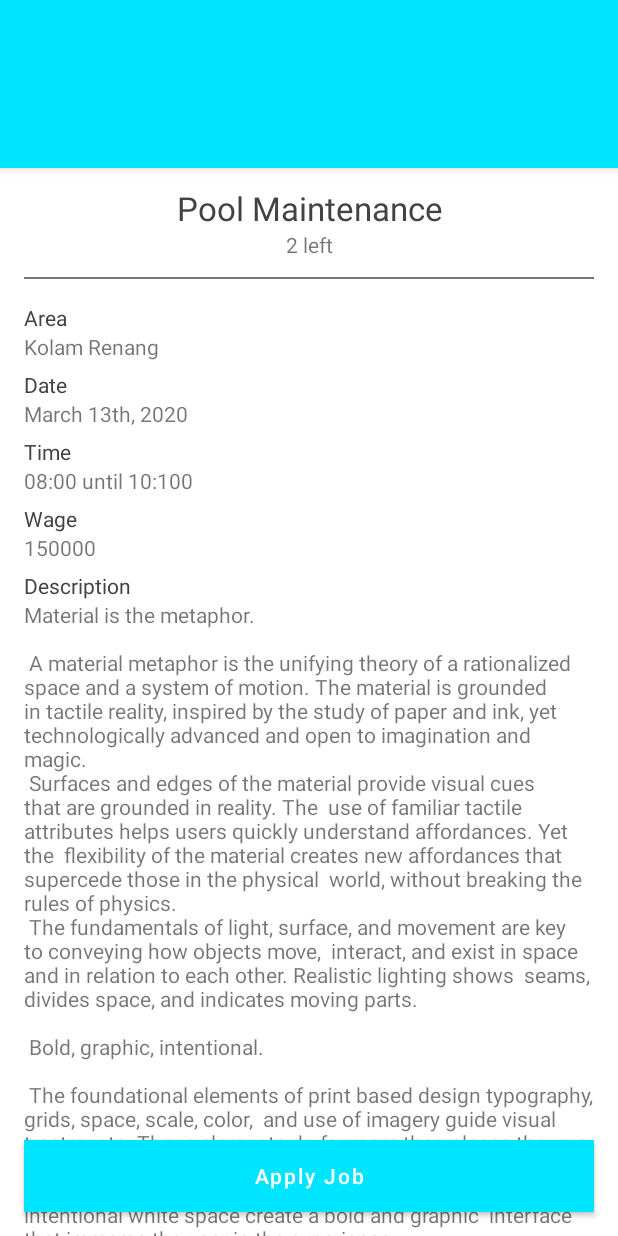
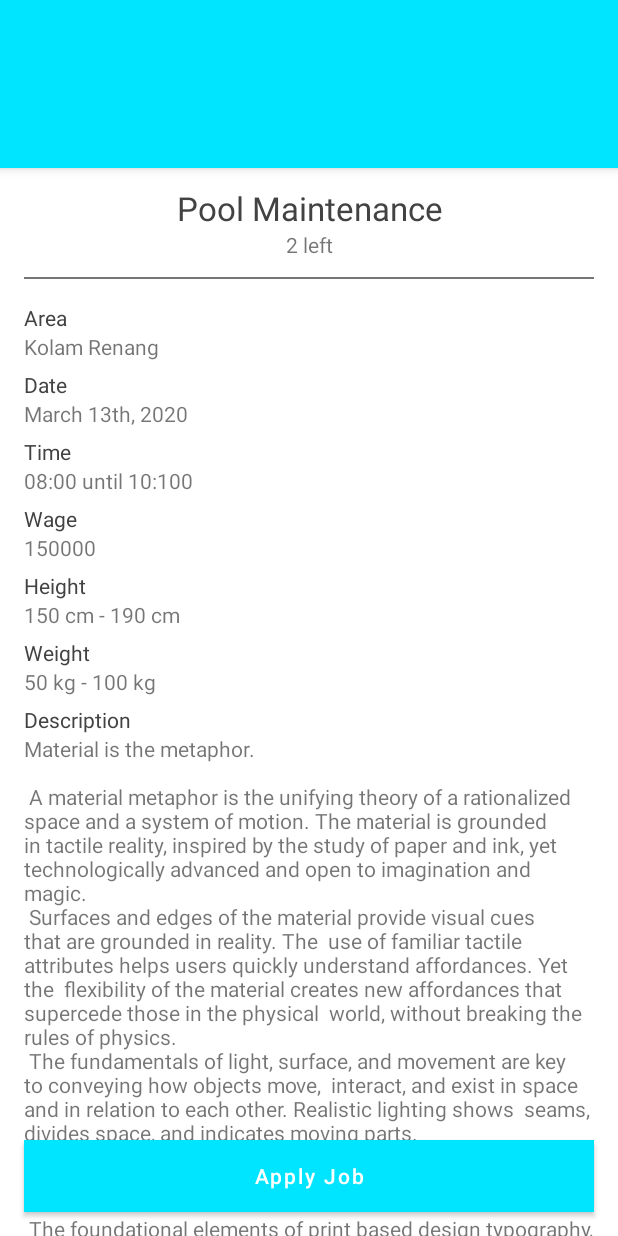
Before and after one commit to hakivin/partimer-client-kotlin, an Android app: the layout activity_job_detail.xml on its own in the app's theme, with its tools: preview values and no code run, on a phone screen of 412 x 824 dp. Run offline under Robolectric (Android 15) with nearby library versions, the phone set to English and light mode, and no system bars.

Commit message:
add job detail

```diff
--- a/app/src/main/java/com/szechuanstudio/kolegahotel/ui/job/JobDetailPresenter.kt
+++ b/app/src/main/java/com/szechuanstudio/kolegahotel/ui/job/JobDetailPresenter.kt
@@ -16,7 +16,7 @@ class JobDetailPresenter(private val view: JobDetailView,
         api.applyJob(idJob, PreferenceUtils.getToken(context))
             .enqueue(object : Callback<ResponseBody>{
                 override fun onFailure(call: Call<ResponseBody>, t: Throwable) {
-                    view.reject(t.message)
+                    view.error(t.message)
                 }
 
                 override fun onResponse(
@@ -26,7 +26,7 @@ class JobDetailPresenter(private val view: JobDetailView,
                     if (response.isSuccessful)
                         view.success()
                     else
-                        view.reject(response.code().toString())
+                        view.reject()
                 }
             })
     }
--- a/app/src/main/java/com/szechuanstudio/kolegahotel/ui/job/JobDetailView.kt
+++ b/app/src/main/java/com/szechuanstudio/kolegahotel/ui/job/JobDetailView.kt
@@ -1,6 +1,7 @@
 package com.szechuanstudio.kolegahotel.ui.job
 
 interface JobDetailView {
-    fun reject(message: String?)
+    fun error(message: String?)
+    fun reject()
     fun success()
 }
--- a/app/src/main/java/com/szechuanstudio/kolegahotel/ui/main/ui/home/HomeFragment.kt
+++ b/app/src/main/java/com/szechuanstudio/kolegahotel/ui/main/ui/home/HomeFragment.kt
@@ -78,6 +78,11 @@ class HomeFragment : Fragment(), HomeView {
         }
     }
 
+    override fun onResume() {
+        super.onResume()
+        presenter.getJobs()
+    }
+
     override fun reject(message: String?) {
         if (isAdded)
             message?.let { toast(it) }
--- a/app/src/main/res/layout/activity_job_detail.xml
+++ b/app/src/main/res/layout/activity_job_detail.xml
@@ -44,6 +44,7 @@
 
     <com.google.android.material.button.MaterialButton
         android:text="Apply Job"
+        android:id="@+id/apply_button"
         android:background="@color/colorAccent"
         android:textColor="@android:color/white"
         android:layout_width="match_parent"
--- a/app/src/main/res/layout/content_job_detail.xml
+++ b/app/src/main/res/layout/content_job_detail.xml
@@ -17,6 +17,7 @@
         android:orientation="vertical">
 
         <com.google.android.material.textview.MaterialTextView
+            android:id="@+id/job_position"
             android:layout_width="match_parent"
             android:layout_height="wrap_content"
             android:layout_marginTop="@dimen/spacing_middle"
@@ -26,6 +27,7 @@
             android:text="Pool Maintenance"/>
 
         <com.google.android.material.textview.MaterialTextView
+            android:id="@+id/job_count"
             android:layout_width="match_parent"
             android:layout_height="wrap_content"
             android:gravity="center"
@@ -45,6 +47,7 @@
             android:text="Area"/>
 
         <com.google.android.material.textview.MaterialTextView
+            android:id="@+id/job_area"
             android:layout_width="match_parent"
             android:layout_height="wrap_content"
             android:text="Kolam Renang"/>
@@ -57,6 +60,7 @@
             android:text="Date"/>
 
         <com.google.android.material.textview.MaterialTextView
+            android:id="@+id/job_date"
             android:layout_width="match_parent"
             android:layout_height="wrap_content"
             android:text="March 13th, 2020"/>
@@ -69,6 +73,7 @@
             android:text="Time"/>
 
         <com.google.android.material.textview.MaterialTextView
+            android:id="@+id/job_time"
             android:layout_width="match_parent"
             android:layout_height="wrap_content"
             android:text="08:00 until 10:100"/>
@@ -81,6 +86,7 @@
             android:text="Wage"/>
 
         <com.google.android.material.textview.MaterialTextView
+            android:id="@+id/job_wage"
             android:layout_width="match_parent"
             android:layout_height="wrap_content"
             android:text="150000"/>
@@ -90,9 +96,36 @@
             android:layout_height="wrap_content"
             android:textColor="@color/grey_800"
             android:layout_marginTop="@dimen/spacing_medium"
+            android:text="Height"/>
+
+        <com.google.android.material.textview.MaterialTextView
+            android:id="@+id/job_height"
+            android:layout_width="match_parent"
+            android:layout_height="wrap_content"
+            android:text="150 cm - 190 cm"/>
+
+        <com.google.android.material.textview.MaterialTextView
+            android:layout_width="match_parent"
+            android:layout_height="wrap_content"
+            android:textColor="@color/grey_800"
+            android:layout_marginTop="@dimen/spacing_medium"
+            android:text="Weight"/>
+
+        <com.google.android.material.textview.MaterialTextView
+            android:id="@+id/job_weight"
+            android:layout_width="match_parent"
+            android:layout_height="wrap_content"
+            android:text="50 kg - 100 kg"/>
+
+        <com.google.android.material.textview.MaterialTextView
+            android:layout_width="match_parent"
+            android:layout_height="wrap_content"
+            android:textColor="@color/grey_800"
+            android:layout_marginTop="@dimen/spacing_medium"
             android:text="Description"/>
 
         <com.google.android.material.textview.MaterialTextView
+            android:id="@+id/job_description"
             android:layout_width="match_parent"
             android:layout_height="wrap_content"
             android:text="@string/large_text"/>
```
Also changed, not shown: app/src/main/java/com/szechuanstudio/kolegahotel/ui/job/JobDetailActivity.kt (+59 -8 lines).
